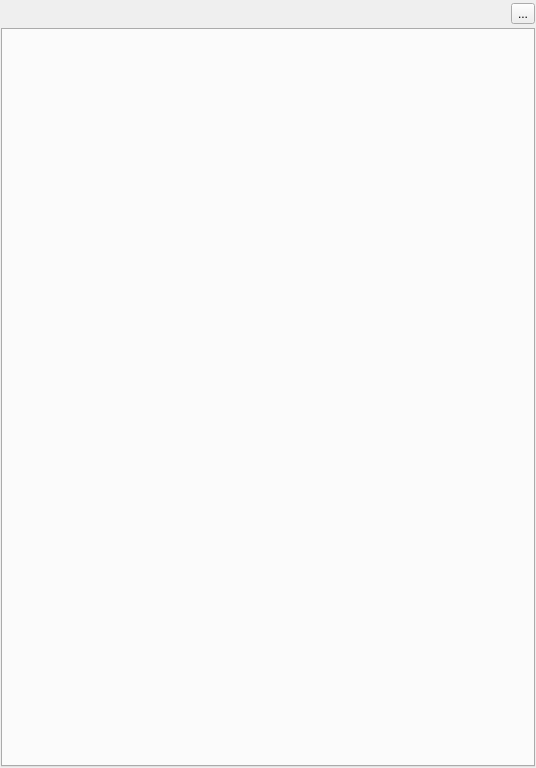
labscript-suite/lyse, file lyse/subprocess_window.ui: the form before one commit.
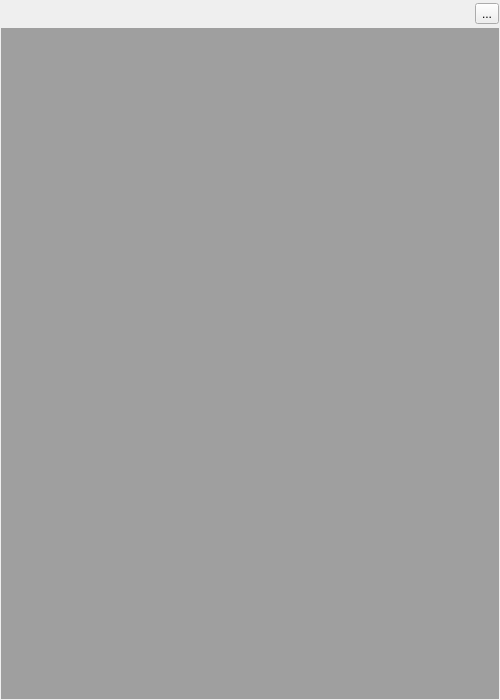
The form after the commit. Icons and pictures are not drawn.

Commit message: mdi interface working on test computer.

Diff of the .ui file:
```diff
--- a/lyse/subprocess_window.ui
+++ b/lyse/subprocess_window.ui
@@ -6,10 +6,16 @@
    <rect>
     <x>0</x>
     <y>0</y>
-    <width>536</width>
-    <height>768</height>
+    <width>500</width>
+    <height>700</height>
    </rect>
   </property>
+  <property name="sizePolicy">
+   <sizepolicy hsizetype="Expanding" vsizetype="Expanding">
+    <horstretch>0</horstretch>
+    <verstretch>0</verstretch>
+   </sizepolicy>
+  </property>
   <property name="windowTitle">
    <string>Form</string>
   </property>
@@ -73,7 +79,7 @@
    <item>
     <widget class="QSplitter" name="splitter_bottom">
      <property name="sizePolicy">
-      <sizepolicy hsizetype="Preferred" vsizetype="MinimumExpanding">
+      <sizepolicy hsizetype="Preferred" vsizetype="Preferred">
        <horstretch>0</horstretch>
        <verstretch>0</verstretch>
       </sizepolicy>
@@ -84,17 +90,7 @@
      <property name="childrenCollapsible">
       <bool>false</bool>
      </property>
-     <widget class="QTabWidget" name="tabWidget_canvas">
-      <property name="sizePolicy">
-       <sizepolicy hsizetype="Expanding" vsizetype="Expanding">
-        <horstretch>0</horstretch>
-        <verstretch>0</verstretch>
-       </sizepolicy>
-      </property>
-      <property name="currentIndex">
-       <number>-1</number>
-      </property>
-     </widget>
+     <widget class="QMdiArea" name="mdiArea_canvas"/>
     </widget>
    </item>
   </layout>
```
The commit also changes 1 other file.
